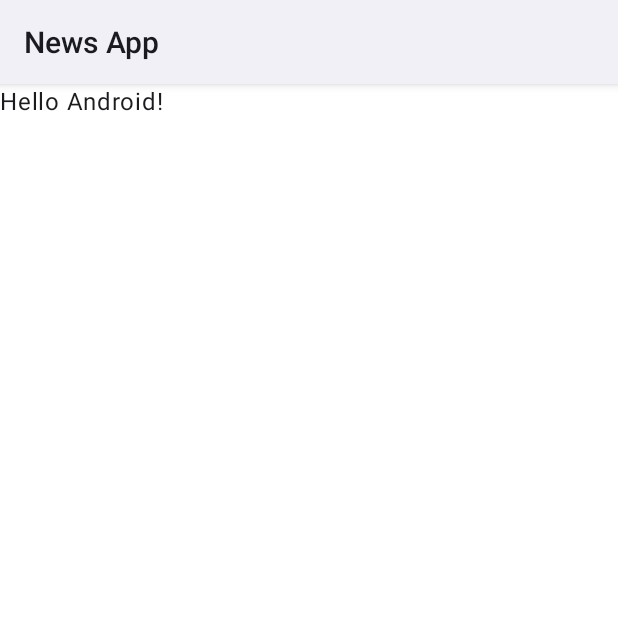
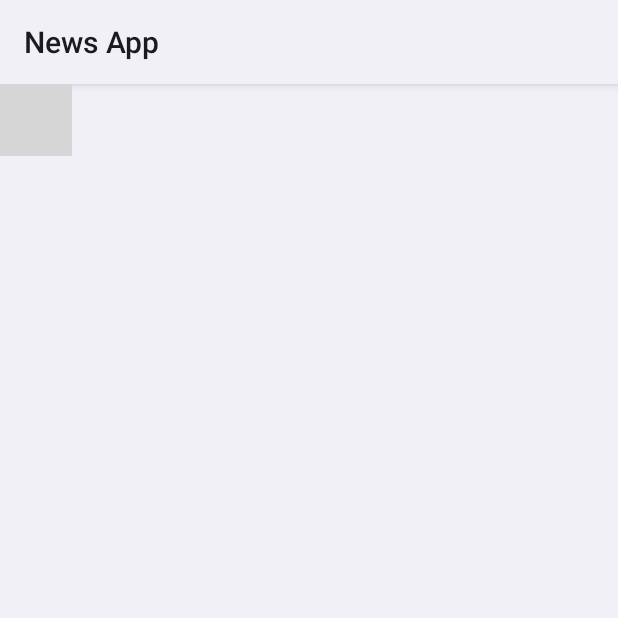
Before and after one commit to StPfeffer/news-app, an Android app built with Jetpack Compose: the screen it shows after launch (MainActivity), on a phone screen of 412 x 824 dp, the top half of it. Run offline under Robolectric (Android 15) with nearby library versions, the phone set to English and light mode, and no system bars; 1 statement that could not run was skipped; grey boxes are pictures that could not be loaded.

Commit message:
OnBoardingScreen adicionada no MainActivity

```diff
--- a/app/src/main/java/com/pfeffer/newsapp/MainActivity.kt
+++ b/app/src/main/java/com/pfeffer/newsapp/MainActivity.kt
@@ -3,13 +3,11 @@ package com.pfeffer.newsapp
 import android.os.Bundle
 import androidx.activity.ComponentActivity
 import androidx.activity.compose.setContent
-import androidx.compose.foundation.layout.fillMaxSize
-import androidx.compose.material3.MaterialTheme
-import androidx.compose.material3.Surface
 import androidx.compose.material3.Text
 import androidx.compose.runtime.Composable
 import androidx.compose.ui.Modifier
 import androidx.compose.ui.tooling.preview.Preview
+import com.pfeffer.newsapp.presentation.onboarding.OnBoardingScreen
 import com.pfeffer.newsapp.ui.theme.NewsAppTheme
 
 class MainActivity : ComponentActivity() {
@@ -17,13 +15,7 @@ class MainActivity : ComponentActivity() {
         super.onCreate(savedInstanceState)
         setContent {
             NewsAppTheme {
-                // A surface container using the 'background' color from the theme
-                Surface(
-                    modifier = Modifier.fillMaxSize(),
-                    color = MaterialTheme.colorScheme.background
-                ) {
-                    Greeting("Android")
-                }
+                OnBoardingScreen()
             }
         }
     }
```
